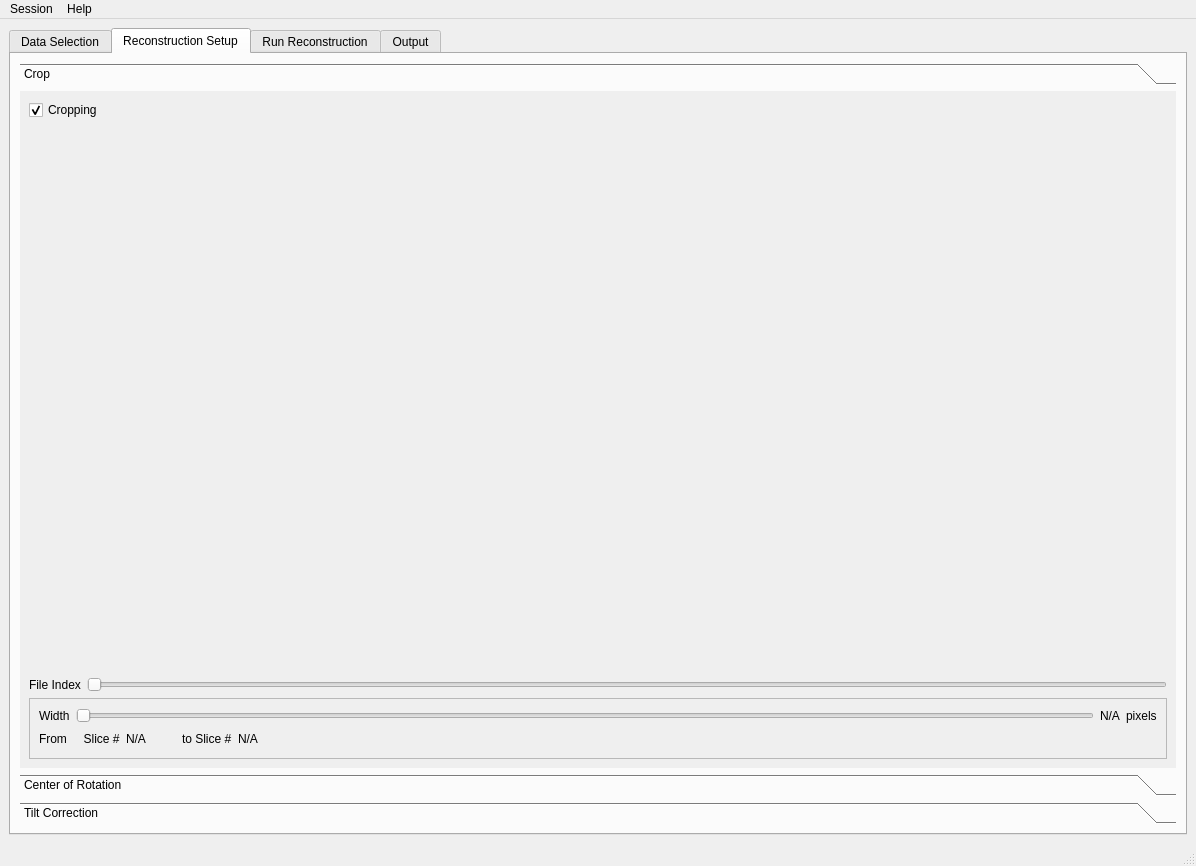
ornlneutronimaging/pyMBIR_UI, file src/pyMBIR_UI/ui/main_application.ui: the form before one commit.
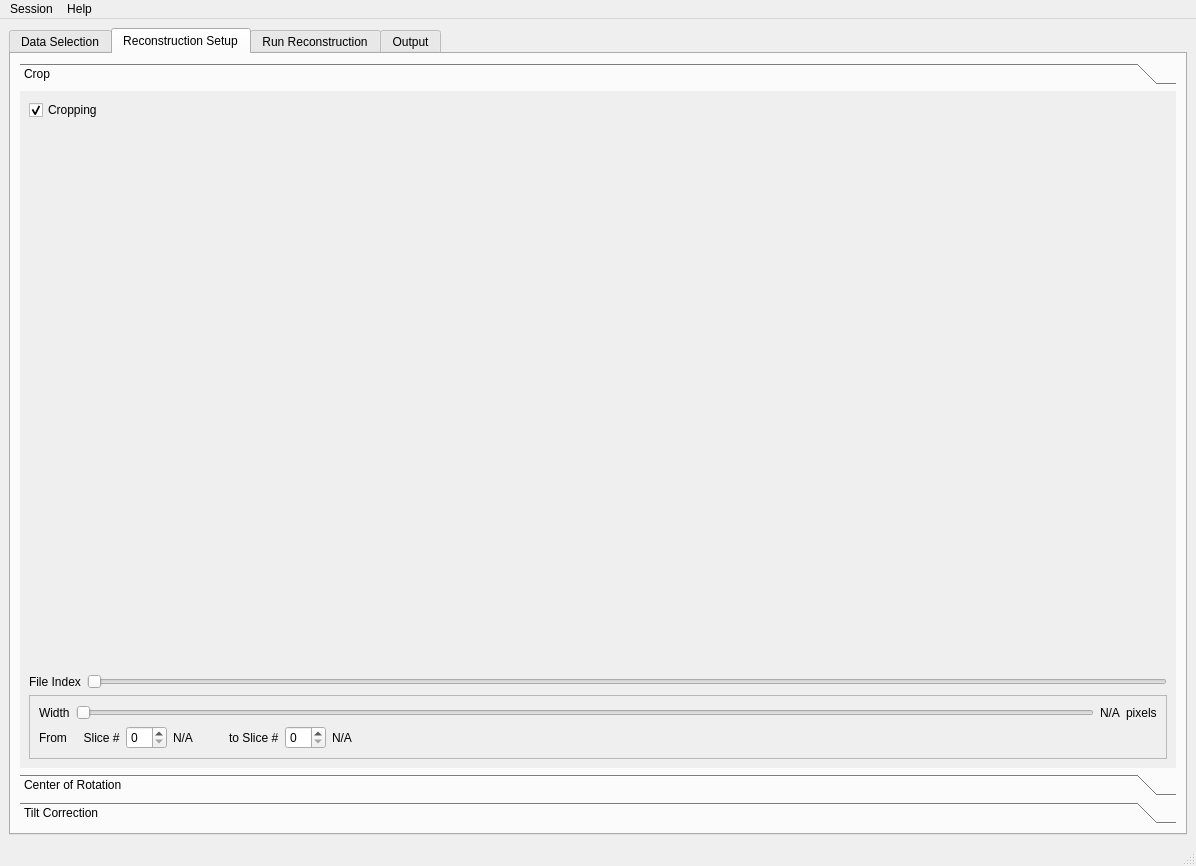
The form after the commit. The open tabs and pages were chosen to show the change. Icons and pictures are not drawn.

Commit message: working on adding manual input of slices in crop tab. this refs #29

The edit to the form file:
```diff
--- a/src/pyMBIR_UI/ui/main_application.ui
+++ b/src/pyMBIR_UI/ui/main_application.ui
@@ -296,6 +296,9 @@
                    </property>
                   </widget>
                  </item>
+                 <item>
+                  <widget class="QSpinBox" name="crop_from_slice_spinBox"/>
+                 </item>
                  <item>
                   <widget class="QLabel" name="crop_from_slice_label">
                    <property name="minimumSize">
@@ -328,6 +331,9 @@
                    </property>
                   </widget>
                  </item>
+                 <item>
+                  <widget class="QSpinBox" name="crop_to_slice_spinBox"/>
+                 </item>
                  <item>
                   <widget class="QLabel" name="crop_to_slice_label">
                    <property name="minimumSize">
```
Left out of the diff: 2 changed lines with no effect on the pictures. The commit also changes 2 other files.
